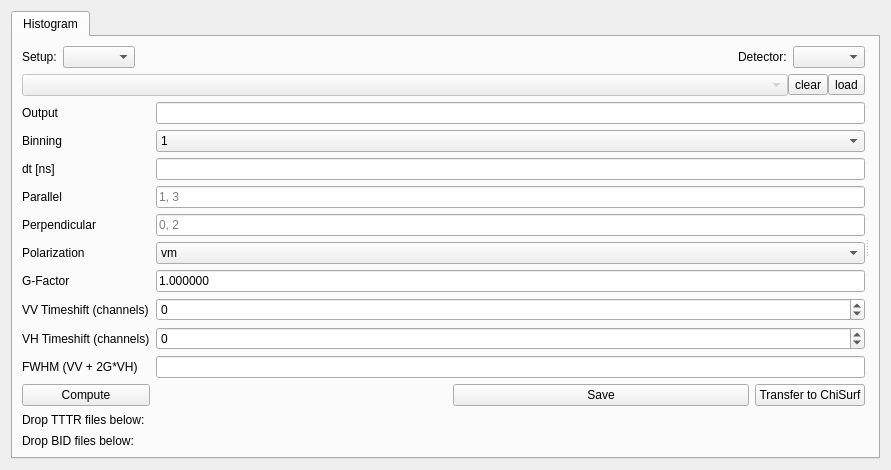
The window that chisurf/plugins/microtime_histogram/wizard.ui (Fluorescence-Tools/chisurf) describes before a commit, drawn with Qt 5.
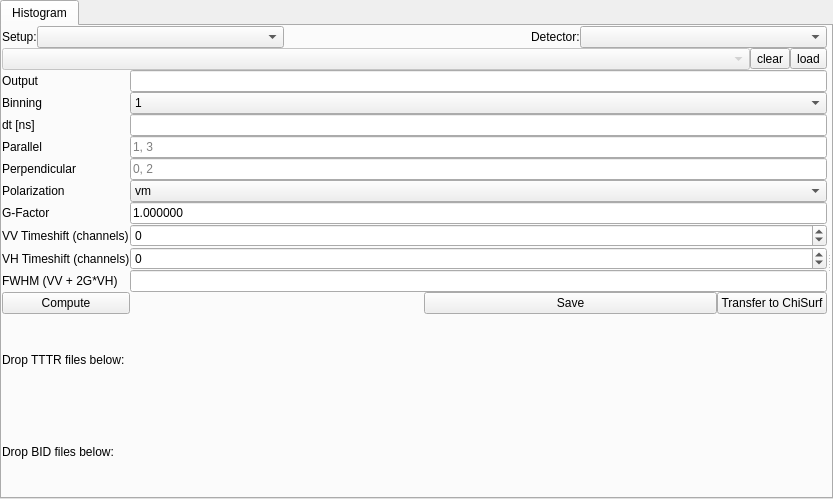
The same window after the commit.

Commit message: Adjust spacing

```diff
--- a/chisurf/plugins/microtime_histogram/wizard.ui
+++ b/chisurf/plugins/microtime_histogram/wizard.ui
@@ -6,14 +6,29 @@
    <rect>
     <x>0</x>
     <y>0</y>
-    <width>891</width>
-    <height>448</height>
+    <width>833</width>
+    <height>499</height>
    </rect>
   </property>
   <property name="windowTitle">
    <string>Compute microtime histogram</string>
   </property>
   <layout class="QVBoxLayout" name="verticalLayout_4">
+   <property name="spacing">
+    <number>0</number>
+   </property>
+   <property name="leftMargin">
+    <number>0</number>
+   </property>
+   <property name="topMargin">
+    <number>0</number>
+   </property>
+   <property name="rightMargin">
+    <number>0</number>
+   </property>
+   <property name="bottomMargin">
+    <number>0</number>
+   </property>
    <item>
     <widget class="QTabWidget" name="tabWidget">
      <property name="currentIndex">
@@ -24,6 +39,21 @@
        <string>Histogram</string>
       </attribute>
       <layout class="QHBoxLayout" name="horizontalLayout_2">
+       <property name="spacing">
+        <number>0</number>
+       </property>
+       <property name="leftMargin">
+        <number>0</number>
+       </property>
+       <property name="topMargin">
+        <number>0</number>
+       </property>
+       <property name="rightMargin">
+        <number>0</number>
+       </property>
+       <property name="bottomMargin">
+        <number>0</number>
+       </property>
        <item>
         <widget class="QSplitter" name="splitter">
          <property name="orientation">
@@ -31,9 +61,26 @@
          </property>
          <widget class="QWidget" name="widget_2" native="true">
           <layout class="QGridLayout" name="gridLayout">
-           <!-- Setup Info and Detector Selection (NEW) -->
+           <property name="leftMargin">
+            <number>0</number>
+           </property>
+           <property name="topMargin">
+            <number>0</number>
+           </property>
+           <property name="rightMargin">
+            <number>0</number>
+           </property>
+           <property name="bottomMargin">
+            <number>0</number>
+           </property>
+           <property name="spacing">
+            <number>0</number>
+           </property>
            <item row="0" column="0" colspan="2">
             <layout class="QHBoxLayout" name="setup_info_layout">
+             <property name="spacing">
+              <number>0</number>
+             </property>
              <item>
               <widget class="QLabel" name="setup_info_label">
                <property name="text">
@@ -43,6 +90,12 @@
              </item>
              <item>
               <widget class="QComboBox" name="setup_selection_combobox">
+               <property name="sizePolicy">
+                <sizepolicy hsizetype="MinimumExpanding" vsizetype="Fixed">
+                 <horstretch>0</horstretch>
+                 <verstretch>0</verstretch>
+                </sizepolicy>
+               </property>
                <property name="toolTip">
                 <string>Select setup configuration</string>
                </property>
@@ -70,6 +123,12 @@
              </item>
              <item>
               <widget class="QComboBox" name="detector_selection_combobox">
+               <property name="sizePolicy">
+                <sizepolicy hsizetype="MinimumExpanding" vsizetype="Fixed">
+                 <horstretch>0</horstretch>
+                 <verstretch>0</verstretch>
+                </sizepolicy>
+               </property>
                <property name="toolTip">
                 <string>Select detector (green, red) based on setup</string>
                </property>
@@ -77,7 +136,6 @@
              </item>
             </layout>
            </item>
-           <!-- Original UI elements (shifted down by 1 row) -->
            <item row="6" column="0">
             <widget class="QLabel" name="label_2">
              <property name="text">
@@ -240,7 +298,11 @@
             </widget>
            </item>
            <item row="16" column="0" colspan="2">
-            <layout class="QVBoxLayout" name="verticalLayout_5"/>
+            <layout class="QVBoxLayout" name="verticalLayout_5">
+             <property name="spacing">
+              <number>0</number>
+             </property>
+            </layout>
            </item>
            <item row="5" column="1">
             <widget class="QLineEdit" name="lineEdit_2">
@@ -322,6 +384,9 @@
            </item>
            <item row="12" column="1">
             <layout class="QHBoxLayout" name="horizontalLayout_3">
+             <property name="spacing">
+              <number>0</number>
+             </property>
              <item>
               <spacer name="horizontalSpacer">
                <property name="orientation">
@@ -367,15 +432,15 @@
              </property>
              <item>
               <widget class="QComboBox" name="comboBox">
-               <property name="sizePolicy">
-                <sizepolicy hsizetype="Minimum" vsizetype="Fixed">
-                 <horstretch>0</horstretch>
-                 <verstretch>0</verstretch>
-                </sizepolicy>
-               </property>
                <property name="enabled">
                 <bool>false</bool>
                </property>
+               <property name="sizePolicy">
+                <sizepolicy hsizetype="Minimum" vsizetype="Fixed">
+                 <horstretch>0</horstretch>
+                 <verstretch>0</verstretch>
+                </sizepolicy>
+               </property>
               </widget>
              </item>
              <item>
@@ -428,7 +493,11 @@
             </widget>
            </item>
            <item row="14" column="0" colspan="2">
-            <layout class="QVBoxLayout" name="verticalLayout_3"/>
+            <layout class="QVBoxLayout" name="verticalLayout_3">
+             <property name="spacing">
+              <number>0</number>
+             </property>
+            </layout>
            </item>
           </layout>
          </widget>
@@ -456,7 +525,11 @@
             <number>0</number>
            </property>
            <item>
-            <layout class="QVBoxLayout" name="verticalLayout"/>
+            <layout class="QVBoxLayout" name="verticalLayout">
+             <property name="spacing">
+              <number>0</number>
+             </property>
+            </layout>
            </item>
           </layout>
          </widget>
```
